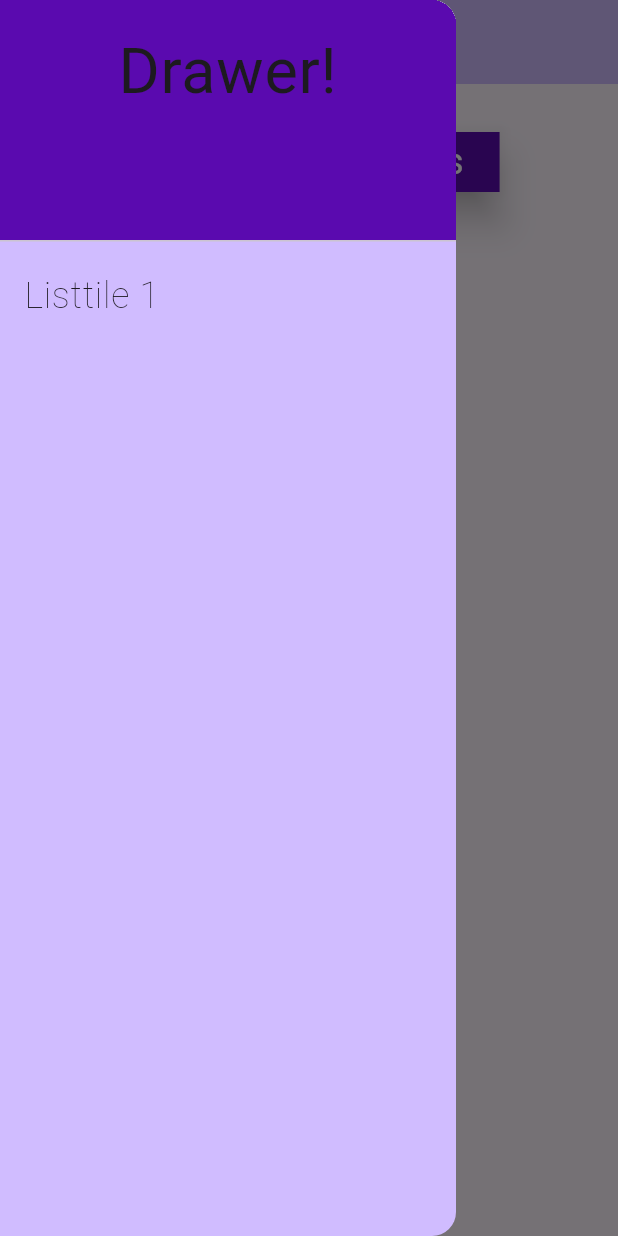
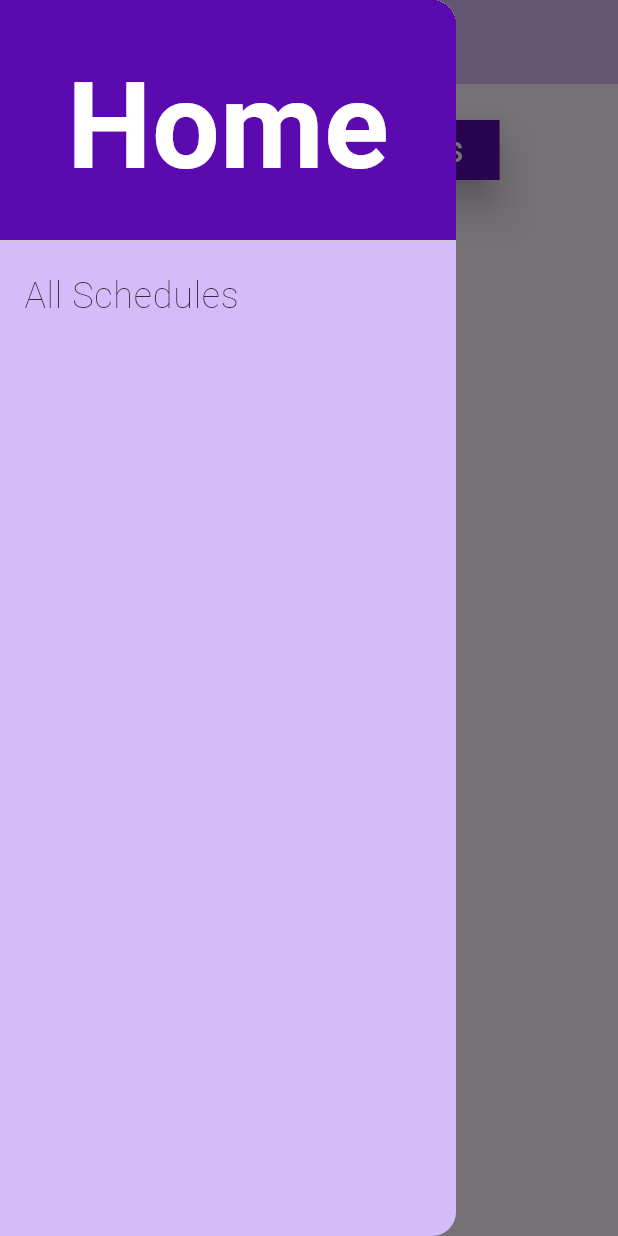
Before and after one commit to Megalomizer/WorkoutTracker_Flutter_v1, a Flutter app: the screen it shows after launch, in the side drawer, after a tap on "Show all schedules", on a phone screen of 412 x 824 dp. Run offline on Flutter 3.47's test engine with Material 3 defaults, Android fonts, the light colour scheme and no system bars; our stand-ins replace objectbox, sqflite; accounts and stored records are empty; generated files the repository leaves out were written again.

Commit message:
Multiple changes to the schedule pages

```diff
--- a/lib/MVVM/Models/dog.dart
+++ b/lib/MVVM/Models/dog.dart
@@ -10,6 +10,8 @@ import 'package:workouttracker/abstracts/databaseconfig.dart' as dbconfig;
 import 'package:flutter/widgets.dart';
 import 'package:path/path.dart';
 import 'package:sqflite/sqflite.dart';
+
+import 'package:workouttracker/MVVM/Widgets/listitem.dart';
 
 /// Define class
 class Dog implements ListItem{
--- a/lib/MVVM/Views/myappmain.dart
+++ /dev/null
@@ -1,95 +0,0 @@
-import 'package:workouttracker/abstracts/fileimports.dart';
-
-import 'package:flutter/widgets.dart';
-import 'package:workouttracker/MVVM/Views/firstscreen.dart';
-
-MaterialApp myAppMain(BuildContext context) {
-  return MaterialApp(
-    title: "Homepage",
-    theme: ThemeData(
-      colorScheme: ColorScheme.fromSeed(seedColor: Color.fromARGB(255, 90, 10, 175)),
-      useMaterial3: true,
-    ),
-    home: Scaffold(
-      appBar: AppBar(
-        backgroundColor: Theme.of(context).colorScheme.inversePrimary,
-        title: const Text(
-          "Homescreen",
-          style: TextStyle(
-            fontSize: 32,
-            fontWeight: FontWeight.w800,
-          ),
-        ),
-      ),
-      body: Container(
-        margin: const EdgeInsets.only(
-          left: 30,
-          top: 20,
-          right: 30,
-          bottom: 10,
-        ),
-        child: Column(
-          children: <Widget>[
-            ButtonBar(
-              alignment: MainAxisAlignment.center,
-              children: <Widget>[
-                ElevatedButton(
-                  onPressed: () => {
-                    Navigator.push(
-                      context,
-                      MaterialPageRoute(builder: (context) => const FirstScreen())
-                    )
-                  },
-                  style: ElevatedButton.styleFrom(
-                    backgroundColor: const Color.fromARGB(255, 90, 10, 175),
-                    shape: const RoundedRectangleBorder(),
-                    elevation: 10,
-                  ),
-                  child: const Text(
-                    "Show all schedules",
-                    style: TextStyle(
-                      fontSize: 24,
-                      fontWeight: FontWeight.w400,
-                      color: Color.fromARGB(255, 255, 255, 255),
-                    )
-                  ),
-                ),
-              ],
-            )
-          ],
-        ),
-      ),
-      drawer: Drawer(
-        backgroundColor: Theme.of(context).colorScheme.inversePrimary,
-        child: ListView(
-          padding: EdgeInsets.zero,
-          children: <Widget>[
-            const DrawerHeader(
-              decoration: BoxDecoration(
-                color: Color.fromARGB(255, 90, 10, 175)
-              ),
-              child: Text(
-                "Drawer!",
-                style: TextStyle(
-                  fontSize: 42,
-                  fontWeight: FontWeight.w400,
-                ),
-                textAlign: TextAlign.center,
-              ),
-            ),
-            ListTile(
-              title: const Text(
-                "Listtile 1",
-                style: TextStyle(
-                  fontSize: 24,
-                  fontWeight: FontWeight.w200,
-                ),
-              ),
-              onTap: () {},
-            ),
-          ],
-        ),
-      ),
-    ),
-  );
-}
--- /dev/null
+++ b/lib/MVVM/Widgets/listitem.dart
@@ -0,0 +1,6 @@
+import 'package:workouttracker/abstracts/fileimports.dart';
+
+abstract class ListItem {
+  Widget buildTitle(BuildContext context); // Title line of the list item
+  Widget buildContext(BuildContext context); // Context area of the list item
+}
--- /dev/null
+++ b/lib/MVVM/Widgets/mainbody.dart
@@ -0,0 +1,46 @@
+import 'package:workouttracker/abstracts/fileimports.dart'; // All imports
+
+// Main app body
+class MainBody extends StatelessWidget {
+  //final BuildContext context;
+  const MainBody({super.key});
+
+  @override
+  Widget build(BuildContext context) {
+    return Container(
+      margin: const EdgeInsets.only(
+        left: 30,
+        top: 20,
+        right: 30,
+        bottom: 10,
+      ),
+      child: Column(
+        children: <Widget>[
+          Center(
+            child: ElevatedButton(
+              onPressed: () {
+                Navigator.pushNamed(
+                  context,
+                  '/schedules'
+                );
+              },
+              style: ElevatedButton.styleFrom(
+                backgroundColor: const Color.fromARGB(255, 90, 10, 175),
+                shape: const RoundedRectangleBorder(),
+                elevation: 10,
+              ),
+              child: const Text(
+                "Show all schedules",
+                style: TextStyle(
+                  fontSize: 24,
+                  fontWeight: FontWeight.w400,
+                  color: Color.fromARGB(255, 255, 255, 255),
+                ),
+              ),
+            ),
+          ),
+        ],
+      ),
+    );
+  }
+}
--- /dev/null
+++ b/lib/MVVM/Widgets/maindrawer.dart
@@ -0,0 +1,56 @@
+import 'package:workouttracker/MVVM/temp/thirdscreen.dart';
+import 'package:workouttracker/abstracts/fileimports.dart';
+
+import 'package:flutter/widgets.dart';
+import 'package:workouttracker/MVVM/temp/firstscreen.dart';
+
+// Main app drawer
+class MainDrawer extends StatelessWidget {
+  const MainDrawer({super.key});
+
+  @override
+  Widget build(BuildContext context) {
+    return Drawer(
+      backgroundColor: Theme.of(context).colorScheme.inversePrimary,
+      child: ListView(
+        padding: EdgeInsets.zero,
+        children: <Widget>[
+          DrawerHeader(
+            decoration: const BoxDecoration(
+              color: Color.fromARGB(255, 90, 10, 175)
+            ),
+            child: TextButton(
+              onPressed: () {
+                Navigator.of(context).popUntil((route) => route.isFirst);
+              },
+              child: const Text(
+                "Home",
+                style: TextStyle(
+                  fontSize: 80,
+                  fontWeight: FontWeight.bold,
+                  color: Color.fromARGB(255, 255, 255, 255),
+                ),
+                textAlign: TextAlign.center,
+              ),
+            ),
+          ),
+          ListTile(
+            title: const Text(
+            "All Schedules",
+              style: TextStyle(
+                fontSize: 24,
+                fontWeight: FontWeight.w200,
+              ),
+            ),
+            onTap: () => {
+              Navigator.pushNamed(
+                context,
+                '/schedules'
+              )
+            },
+          ),
+        ],
+      ),
+    );
+  }
+}
--- a/lib/MVVM/Views/firstscreen.dart
+++ b/lib/MVVM/temp/firstscreen.dart
@@ -1,8 +1,8 @@
 import "package:flutter/material.dart";
 import "package:path/path.dart";
 
-import "package:workouttracker/MVVM/Views/fourthscreen.dart";
-import "package:workouttracker/MVVM/Views/secondscreen.dart";
+import "package:workouttracker/MVVM/temp/fourthscreen.dart";
+import "package:workouttracker/MVVM/temp/secondscreen.dart";
 
 import 'package:workouttracker/MVVM/Models/dog.dart';
 
@@ -15,7 +15,6 @@ class FirstScreen extends StatelessWidget{
     Future<void> syncListDogs() async {
       //dogs = await getAllDogs();
     }
-    syncListDogs();
 
     return Column(
       children: <Widget>[
--- a/lib/MVVM/Views/secondscreen.dart
+++ b/lib/MVVM/temp/secondscreen.dart
@@ -1,6 +1,6 @@
 import "package:flutter/material.dart";
 import 'package:workouttracker/MVVM/Models/dog.dart';
-import 'package:workouttracker/MVVM/Views/dogdetailpage.dart';
+import 'package:workouttracker/MVVM/temp/dogdetailpage.dart';
 
 class SecondScreen extends StatefulWidget {
   List<Dog> dogs = [];
--- a/lib/abstracts/fileimports.dart
+++ b/lib/abstracts/fileimports.dart
@@ -12,3 +12,6 @@ export 'package:flutter/material.dart'; // Flutter UI Creation
 export 'package:flutter/widgets.dart'; // Required to avoid errors caused by flutter upgrade
 export 'package:path/path.dart'; // Paths for files
 export 'dart:async'; // Async functions
+
+// Custom Widgets
+export 'package:workouttracker/MVVM/Widgets/textstyles.dart';
--- a/lib/main.dart
+++ b/lib/main.dart
@@ -1,7 +1,10 @@
+import 'package:workouttracker/MVVM/Views/allschedules.dart';
+import 'package:workouttracker/MVVM/Views/scheduledetails.dart';
 import 'package:workouttracker/abstracts/fileimports.dart'; // All imports
+import 'package:workouttracker/abstracts/databaseconfig.dart';
 
-import 'package:workouttracker/Abstracts/databaseconfig.dart';
-import 'package:workouttracker/MVVM/Views/myappmain.dart';
+import 'package:workouttracker/MVVM/Widgets/maindrawer.dart';
+import 'package:workouttracker/MVVM/Widgets/mainbody.dart';
 
 // Provides acces to the db throughout the app
 late ObjectBox box;
@@ -27,23 +30,37 @@ Future<void> main() async {
   historyBox = box.store.box<HistorySchedule>();
 
   // Run the main app widget
-  runApp(const MyApp());
+  runApp(MaterialApp(
+    title: 'Workout Tracker',
+    theme: ThemeData(
+      colorScheme: ColorScheme.fromSeed(seedColor: Color.fromARGB(255, 90, 10, 175)),
+      useMaterial3: true,
+    ),
+    home: MyAppHome(),
+    routes: <String, WidgetBuilder>{
+      '/schedules': (BuildContext context) => const AllSchedules(),
+      '/schedules/details': (BuildContext context) => const ScheduleDetails(),
+    }
+  ));
 }
 
-class MyApp extends StatelessWidget{
-  const MyApp({super.key});
-
-  // this widget is the root of your application
+// Main app home
+class MyAppHome extends StatelessWidget {
   @override
-  Widget build(BuildContext context){
-    return myAppMain(context);
+  Widget build(BuildContext context) {
+    return Scaffold(
+      appBar: AppBar(
+        backgroundColor: Theme.of(context).colorScheme.inversePrimary,
+        title: const Text(
+          "Homescreen",
+          style: TextStyle(
+            fontSize: 32,
+            fontWeight: FontWeight.bold,
+          ),
+        ),
+      ),
+      body: const MainBody(),
+      drawer: const MainDrawer(),
+    );
   }
 }
-
-abstract class ListItem {
-  // the title line to show in a list item
-  Widget buildTitle(BuildContext context);
-
-  // the context lines, if any, to show in a list item
-  Widget buildContext(BuildContext context);
-}
```
Also changed, not shown: lib/MVVM/Models/trainingsschedule.dart (+30 -14 lines), lib/MVVM/Views/allschedules.dart (added, +69 -0 lines), lib/MVVM/Views/scheduledetails.dart (added, +97 -0 lines), lib/MVVM/Widgets/textstyles.dart (added, +40 -0 lines), lib/MVVM/temp/startingmainpage.dart (renamed from lib/MVVM/Views/startingmainpage.dart, +4 -4 lines), lib/MVVM/Views/createschedule.dart (added), lib/MVVM/temp/dogdetailpage.dart (renamed from lib/MVVM/Views/dogdetailpage.dart), lib/MVVM/temp/firstscreendataentry.dart (renamed from lib/MVVM/Views/firstscreendataentry.dart), lib/MVVM/temp/fourthscreen.dart (renamed from lib/MVVM/Views/fourthscreen.dart), lib/MVVM/temp/thirdscreen.dart (renamed from lib/MVVM/Views/thirdscreen.dart), lib/objectbox.g.dart, 1 other file.
